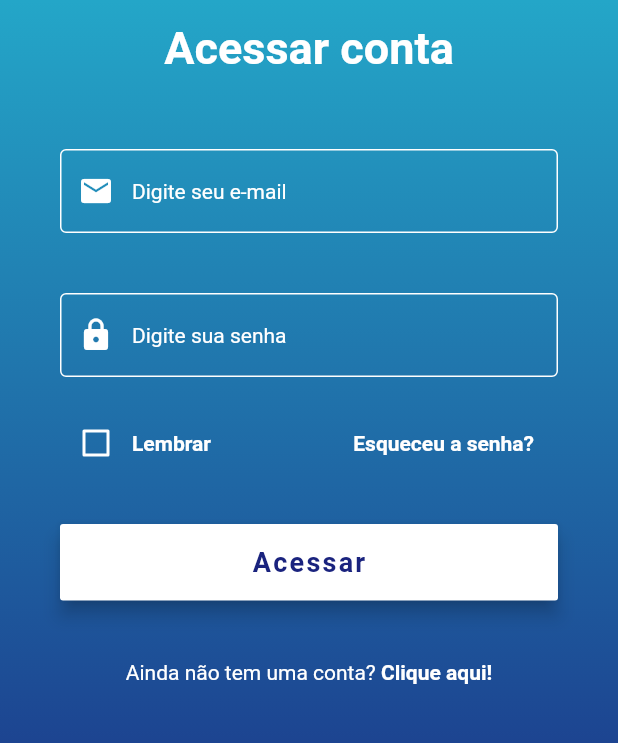
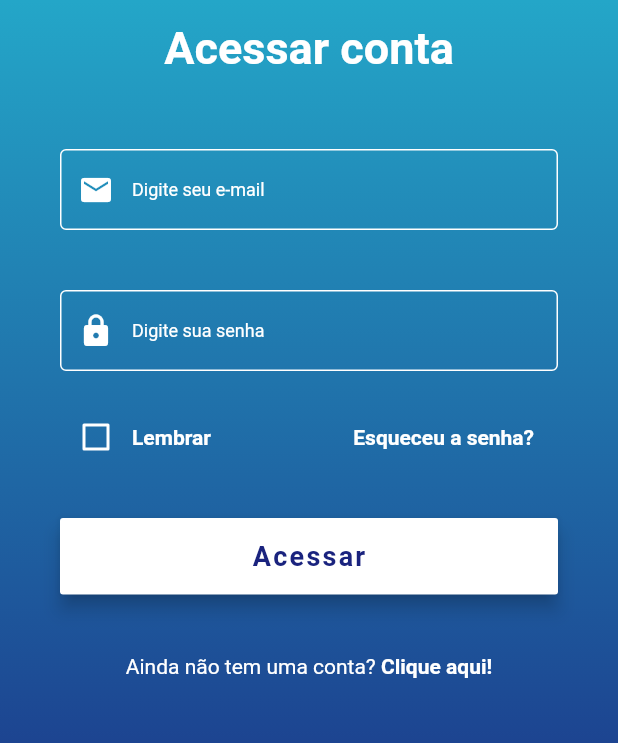
Before and after one commit to chsponciano/parkinson-de-bolso, a Flutter app: the screen it shows after launch, after a tap on "Acessar conta", on a phone screen of 412 x 824 dp, the part 241-984 px from its top. Run offline on Flutter 3.47's test engine with Material 2 defaults, Android fonts, the phone set to English and light mode, and no system bars; our stand-ins replace camera, circular_countdown_timer, diacritic, fl_chart, flutter_animation_progress_bar, flutter_dotenv and 2 more; missing offline and left inert: amazon_cognito_identity_dart_2; network calls fail; Roboto replaces fonts that are missing (OpenSans).

```diff
--- a/lib/widget/custom_text_form_field.dart
+++ b/lib/widget/custom_text_form_field.dart
@@ -21,7 +21,7 @@ class CustomTextFormField extends StatelessWidget {
   final EdgeInsets internalPadding;
   final Function validation;
   final Function onChanged;
-  final double fontSize = 14;
+  final double fontSize = 12;
   final Widget suffix;
 
   CustomTextFormField(
```
Also changed, not shown: 1 other file.
